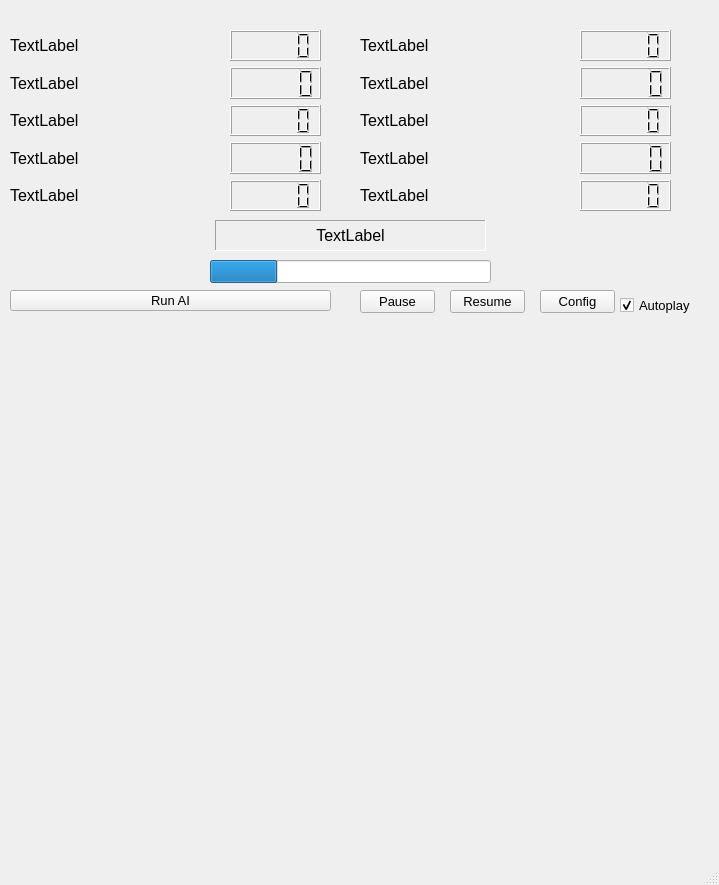
Qt form gui/gui_qt_ui.ui (dickreuter/Poker) before a commit.
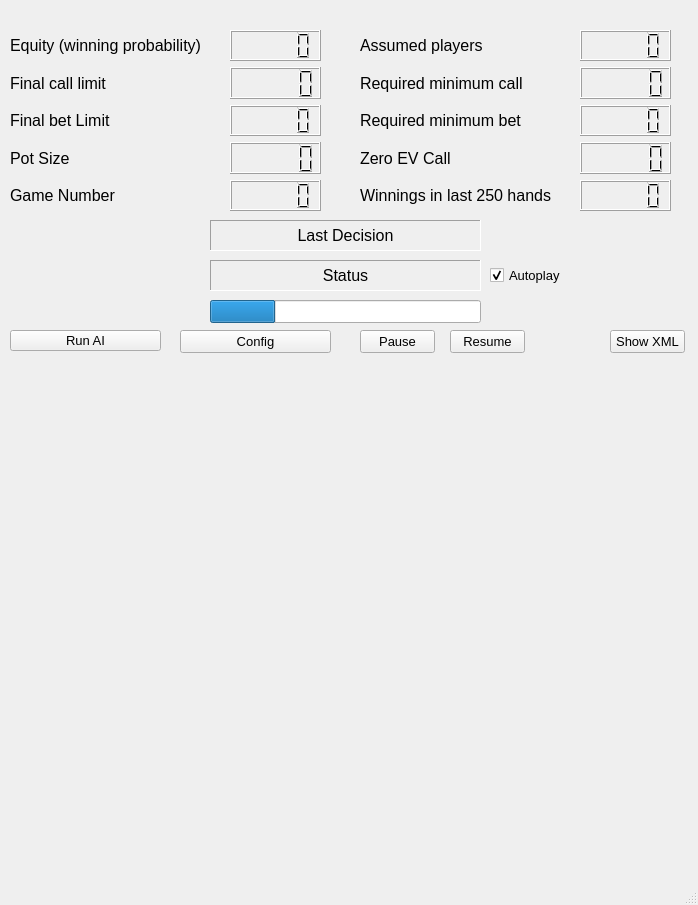
The same form after that commit.

```diff
--- a/gui/gui_qt_ui.ui
+++ b/gui/gui_qt_ui.ui
@@ -6,8 +6,8 @@
    <rect>
     <x>0</x>
     <y>0</y>
-    <width>719</width>
-    <height>885</height>
+    <width>698</width>
+    <height>905</height>
    </rect>
   </property>
   <property name="font">
@@ -16,14 +16,17 @@
    </font>
   </property>
   <property name="windowTitle">
-   <string>MainWindow</string>
+   <string>Pokerbot</string>
+  </property>
+  <property name="autoFillBackground">
+   <bool>true</bool>
   </property>
   <widget class="QWidget" name="centralwidget">
    <widget class="QCheckBox" name="checkBox">
     <property name="geometry">
      <rect>
-      <x>620</x>
-      <y>290</y>
+      <x>490</x>
+      <y>260</y>
       <width>71</width>
       <height>31</height>
      </rect>
@@ -40,10 +43,10 @@
      <bool>true</bool>
     </property>
    </widget>
-   <widget class="QLabel" name="status">
+   <widget class="QLabel" name="last_decision">
     <property name="geometry">
      <rect>
-      <x>215</x>
+      <x>210</x>
       <y>220</y>
       <width>271</width>
       <height>31</height>
@@ -63,7 +66,7 @@
      <enum>QFrame::Sunken</enum>
     </property>
     <property name="text">
-     <string>TextLabel</string>
+     <string>Last Decision</string>
     </property>
     <property name="scaledContents">
      <bool>false</bool>
@@ -82,7 +85,7 @@
     <property name="geometry">
      <rect>
       <x>360</x>
-      <y>290</y>
+      <y>330</y>
       <width>75</width>
       <height>23</height>
      </rect>
@@ -109,35 +112,35 @@
      <item>
       <widget class="QLabel" name="label_2">
        <property name="text">
-        <string>TextLabel</string>
+        <string>Equity (winning probability)</string>
        </property>
       </widget>
      </item>
      <item>
       <widget class="QLabel" name="label_3">
        <property name="text">
-        <string>TextLabel</string>
+        <string>Final call limit</string>
        </property>
       </widget>
      </item>
      <item>
       <widget class="QLabel" name="label_4">
        <property name="text">
-        <string>TextLabel</string>
+        <string>Final bet Limit</string>
        </property>
       </widget>
      </item>
      <item>
       <widget class="QLabel" name="label_5">
        <property name="text">
-        <string>TextLabel</string>
+        <string>Pot Size</string>
        </property>
       </widget>
      </item>
      <item>
       <widget class="QLabel" name="label">
        <property name="text">
-        <string>TextLabel</string>
+        <string>Game Number</string>
        </property>
       </widget>
      </item>
@@ -147,7 +150,7 @@
     <property name="geometry">
      <rect>
       <x>10</x>
-      <y>600</y>
+      <y>640</y>
       <width>321</width>
       <height>241</height>
      </rect>
@@ -162,7 +165,7 @@
     <property name="geometry">
      <rect>
       <x>10</x>
-      <y>330</y>
+      <y>370</y>
       <width>321</width>
       <height>251</height>
      </rect>
@@ -177,7 +180,7 @@
     <property name="geometry">
      <rect>
       <x>360</x>
-      <y>330</y>
+      <y>370</y>
       <width>321</width>
       <height>251</height>
      </rect>
@@ -199,8 +202,8 @@
     <property name="geometry">
      <rect>
       <x>210</x>
-      <y>260</y>
-      <width>281</width>
+      <y>300</y>
+      <width>271</width>
       <height>23</height>
      </rect>
     </property>
@@ -215,8 +218,8 @@
     <property name="geometry">
      <rect>
       <x>10</x>
-      <y>290</y>
-      <width>321</width>
+      <y>330</y>
+      <width>151</width>
       <height>21</height>
      </rect>
     </property>
@@ -233,7 +236,7 @@
     <property name="geometry">
      <rect>
       <x>450</x>
-      <y>290</y>
+      <y>330</y>
       <width>75</width>
       <height>23</height>
      </rect>
@@ -260,35 +263,35 @@
      <item>
       <widget class="QLabel" name="label_6">
        <property name="text">
-        <string>TextLabel</string>
+        <string>Assumed players</string>
        </property>
       </widget>
      </item>
      <item>
       <widget class="QLabel" name="label_7">
        <property name="text">
-        <string>TextLabel</string>
+        <string>Required minimum call</string>
        </property>
       </widget>
      </item>
      <item>
       <widget class="QLabel" name="label_8">
        <property name="text">
-        <string>TextLabel</string>
+        <string>Required minimum bet</string>
        </property>
       </widget>
      </item>
      <item>
       <widget class="QLabel" name="label_9">
        <property name="text">
-        <string>TextLabel</string>
+        <string>Zero EV Call</string>
        </property>
       </widget>
      </item>
      <item>
       <widget class="QLabel" name="label_10">
        <property name="text">
-        <string>TextLabel</string>
+        <string>Winnings in last 250 hands</string>
        </property>
       </widget>
      </item>
@@ -321,24 +324,6 @@
      </item>
     </layout>
    </widget>
-   <widget class="QPushButton" name="pushButton_4">
-    <property name="geometry">
-     <rect>
-      <x>540</x>
-      <y>290</y>
-      <width>75</width>
-      <height>23</height>
-     </rect>
-    </property>
-    <property name="font">
-     <font>
-      <pointsize>10</pointsize>
-     </font>
-    </property>
-    <property name="text">
-     <string>Config</string>
-    </property>
-   </widget>
    <widget class="QWidget" name="verticalLayoutWidget_8">
     <property name="geometry">
      <rect>
@@ -370,7 +355,7 @@
     <property name="geometry">
      <rect>
       <x>360</x>
-      <y>600</y>
+      <y>640</y>
       <width>321</width>
       <height>241</height>
      </rect>
@@ -381,16 +366,80 @@
      </item>
     </layout>
    </widget>
-  </widget>
-  <widget class="QMenuBar" name="menubar">
-   <property name="geometry">
-    <rect>
-     <x>0</x>
-     <y>0</y>
-     <width>719</width>
-     <height>27</height>
-    </rect>
-   </property>
+   <widget class="QLabel" name="status">
+    <property name="geometry">
+     <rect>
+      <x>210</x>
+      <y>260</y>
+      <width>271</width>
+      <height>31</height>
+     </rect>
+    </property>
+    <property name="font">
+     <font>
+      <pointsize>12</pointsize>
+      <weight>50</weight>
+      <bold>false</bold>
+     </font>
+    </property>
+    <property name="frameShape">
+     <enum>QFrame::Panel</enum>
+    </property>
+    <property name="frameShadow">
+     <enum>QFrame::Sunken</enum>
+    </property>
+    <property name="text">
+     <string>Status</string>
+    </property>
+    <property name="scaledContents">
+     <bool>false</bool>
+    </property>
+    <property name="alignment">
+     <set>Qt::AlignCenter</set>
+    </property>
+    <property name="margin">
+     <number>1</number>
+    </property>
+    <property name="indent">
+     <number>-1</number>
+    </property>
+   </widget>
+   <widget class="QPushButton" name="button_config">
+    <property name="geometry">
+     <rect>
+      <x>180</x>
+      <y>330</y>
+      <width>151</width>
+      <height>23</height>
+     </rect>
+    </property>
+    <property name="font">
+     <font>
+      <pointsize>10</pointsize>
+     </font>
+    </property>
+    <property name="text">
+     <string>Config</string>
+    </property>
+   </widget>
+   <widget class="QPushButton" name="button_show_xml">
+    <property name="geometry">
+     <rect>
+      <x>610</x>
+      <y>330</y>
+      <width>75</width>
+      <height>23</height>
+     </rect>
+    </property>
+    <property name="font">
+     <font>
+      <pointsize>10</pointsize>
+     </font>
+    </property>
+    <property name="text">
+     <string>Show XML</string>
+    </property>
+   </widget>
   </widget>
   <widget class="QStatusBar" name="statusbar"/>
  </widget>
```
Left out of the diff: 42 changed lines with no effect on the pictures.
